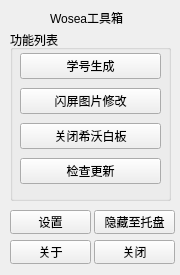
First picture: the form in ui/MainWindow.ui, repository BitJokers/Wosea, before the edit.
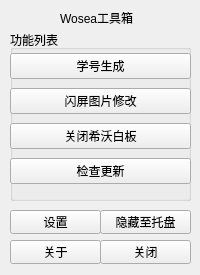
Second picture: the form after the edit. Icons and pictures are not drawn.

```diff
--- a/ui/MainWindow.ui
+++ b/ui/MainWindow.ui
@@ -6,19 +6,19 @@
    <rect>
     <x>0</x>
     <y>0</y>
-    <width>180</width>
+    <width>200</width>
     <height>275</height>
    </rect>
   </property>
   <property name="minimumSize">
    <size>
-    <width>180</width>
+    <width>200</width>
     <height>275</height>
    </size>
   </property>
   <property name="maximumSize">
    <size>
-    <width>180</width>
+    <width>200</width>
     <height>275</height>
    </size>
   </property>
@@ -36,7 +36,7 @@
    <widget class="QLabel" name="label">
     <property name="geometry">
      <rect>
-      <x>50</x>
+      <x>60</x>
       <y>10</y>
       <width>81</width>
       <height>16</height>
@@ -51,7 +51,7 @@
      <rect>
       <x>10</x>
       <y>30</y>
-      <width>161</width>
+      <width>181</width>
       <height>171</height>
      </rect>
     </property>
@@ -61,9 +61,9 @@
     <widget class="QWidget" name="verticalLayoutWidget">
      <property name="geometry">
       <rect>
-       <x>10</x>
+       <x>0</x>
        <y>20</y>
-       <width>141</width>
+       <width>181</width>
        <height>141</height>
       </rect>
      </property>
@@ -104,7 +104,7 @@
      <rect>
       <x>10</x>
       <y>210</y>
-      <width>81</width>
+      <width>91</width>
       <height>24</height>
      </rect>
     </property>
@@ -115,9 +115,9 @@
    <widget class="QPushButton" name="pushButton_2">
     <property name="geometry">
      <rect>
-      <x>94</x>
+      <x>100</x>
       <y>210</y>
-      <width>81</width>
+      <width>91</width>
       <height>24</height>
      </rect>
     </property>
@@ -130,7 +130,7 @@
      <rect>
       <x>10</x>
       <y>240</y>
-      <width>81</width>
+      <width>91</width>
       <height>24</height>
      </rect>
     </property>
@@ -141,9 +141,9 @@
    <widget class="QPushButton" name="pushButton_4">
     <property name="geometry">
      <rect>
-      <x>94</x>
+      <x>100</x>
       <y>240</y>
-      <width>81</width>
+      <width>91</width>
       <height>24</height>
      </rect>
     </property>
```
Left out of the diff: 20 changed lines with no effect on the pictures.
